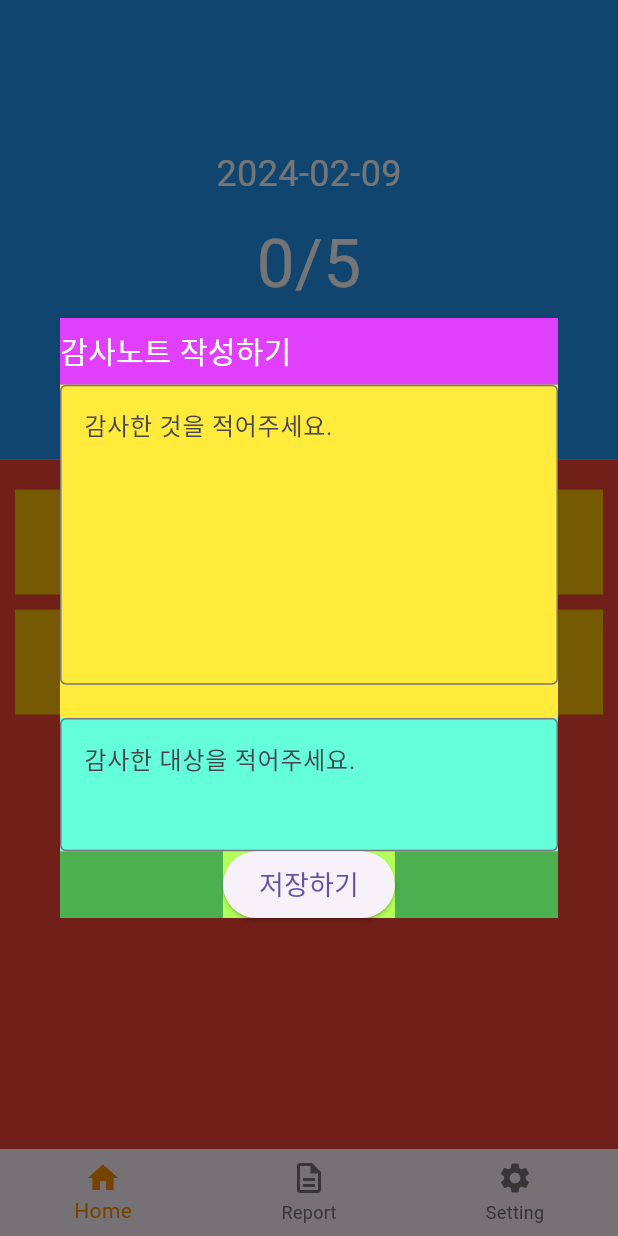
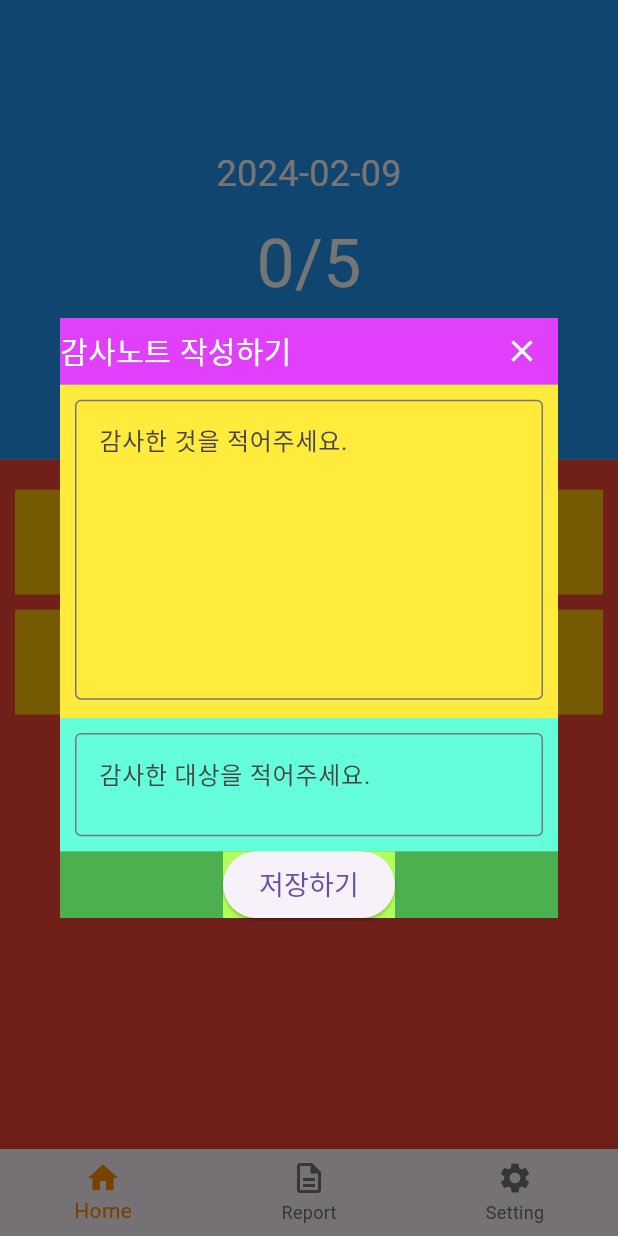
Before and after one commit to mingyuShim94/gratitude_diary, a Flutter app: the screen it shows after launch, after a tap on "오늘 감사한 것을 적어보세요.", on a phone screen of 412 x 824 dp. Run offline on Flutter 3.47's test engine with Material 3 defaults, Android fonts, the light colour scheme and no system bars; our stand-ins replace drift, get_it, sqflite, table_calendar; accounts and stored records are empty; generated files the repository leaves out were written again.

Commit message:
note_textform

```diff
--- a/lib/screens/home.dart
+++ b/lib/screens/home.dart
@@ -1,8 +1,15 @@
 import 'package:flutter/material.dart';
 import 'package:intl/intl.dart';
 
-class Home extends StatelessWidget {
+class Home extends StatefulWidget {
   const Home({super.key});
+
+  @override
+  State<Home> createState() => _HomeState();
+}
+
+class _HomeState extends State<Home> {
+  final GlobalKey<FormState> formKey = GlobalKey();
 
   @override
   Widget build(BuildContext context) {
@@ -67,20 +74,55 @@ class Home extends StatelessWidget {
                                       child: Container(
                                         alignment: Alignment.centerLeft,
                                         color: Colors.purpleAccent,
-                                          child: const Text('감사노트 작성하기',
+                                        child: Row(
+                                          mainAxisAlignment:
+                                              MainAxisAlignment.spaceBetween,
+                                          children: [
+                                            const Text(
+                                              '감사노트 작성하기',
                                               style: TextStyle(
                                                 fontSize: 20,
                                                 color: Colors.white,
-                                              ))),
                                               ),
+                                            ),
+                                            IconButton(
+                                              onPressed: () {
+                                                Navigator.pop(context);
+                                              },
+                                              icon: const Icon(
+                                                Icons.close,
+                                                color: Colors.white,
+                                              ),
+                                            )
+                                          ],
+                                        ),
+                                      ),
+                                    ),
+                                    Expanded(
+                                      flex: 7,
+                                      child: Form(
+                                        key: formKey,
+                                        child: Column(
+                                          children: [
                                             Expanded(
                                               flex: 5,
                                               child: Container(
+                                                padding:
+                                                    const EdgeInsets.all(10),
                                                 color: Colors.yellow,
-                                        child: const TextField(
+                                                child: TextFormField(
+                                                  validator: (value) {
+                                                    if (value == null ||
+                                                        value.isEmpty) {
+                                                      return '내용을 입력해주세요.';
+                                                    }
+                                                    return null;
+                                                  },
                                                   maxLines: 7,
-                                          decoration: InputDecoration(
-                                            border: OutlineInputBorder(),
+                                                  decoration:
+                                                      const InputDecoration(
+                                                    border:
+                                                        OutlineInputBorder(),
                                                     labelText: '감사한 것을 적어주세요.',
                                                     alignLabelWithHint: true,
                                                   ),
@@ -90,14 +132,29 @@ class Home extends StatelessWidget {
                                             Expanded(
                                               flex: 2,
                                               child: Container(
+                                                padding:
+                                                    const EdgeInsets.all(10),
                                                 color: Colors.tealAccent,
-                                        child: const TextField(
+                                                child: TextFormField(
+                                                  validator: (value) {
+                                                    if (value == null ||
+                                                        value.isEmpty) {
+                                                      return '내용을 입력해주세요.';
+                                                    }
+                                                    return null;
+                                                  },
                                                   maxLines: 7,
-                                          decoration: InputDecoration(
-                                            border: OutlineInputBorder(),
+                                                  decoration:
+                                                      const InputDecoration(
+                                                    border:
+                                                        OutlineInputBorder(),
                                                     labelText: '감사한 대상을 적어주세요.',
                                                     alignLabelWithHint: true,
                                                   ),
+                                                ),
+                                              ),
+                                            ),
+                                          ],
                                         ),
                                       ),
                                     ),
@@ -107,7 +164,7 @@ class Home extends StatelessWidget {
                                         color: Colors.lightGreenAccent,
                                         child: ElevatedButton(
                                           onPressed: () {
-                                            Navigator.pop(context);
+                                            savePressed();
                                           },
                                           child: const Text(
                                             '저장하기',
@@ -162,4 +219,17 @@ class Home extends StatelessWidget {
       ),
     );
   }
+
+  void savePressed() {
+    //formKey 선언관련 버그방지
+    if (formKey.currentState == null) {
+      return;
     }
+    if (formKey.currentState!.validate()) {
+      print('savePressed!');
+      Navigator.pop(context);
+    } else {
+      print('not validated');
+    }
+  }
+}
```
Also changed, not shown: 1 other file. Lines whose indentation alone changed are shown as unchanged.
